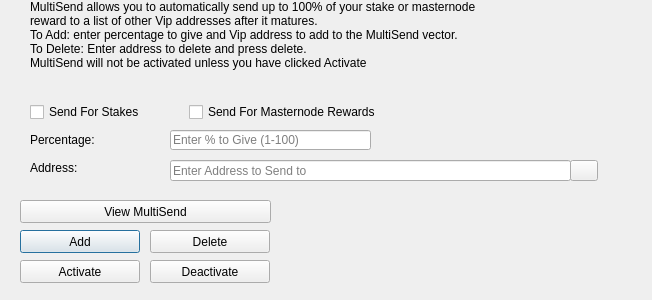
This is src/qt/forms/multisenddialog.ui in vipcore/VIP-OLD as Qt 5 draws it before an edit. The edited form follows.
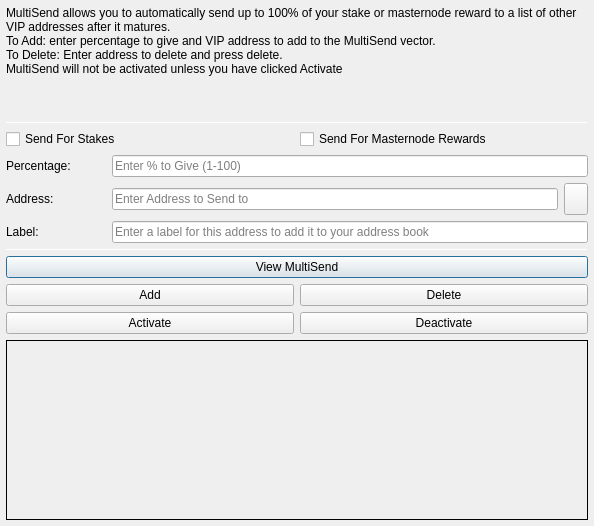
This is the edited form. Icons and pictures are not drawn.

The edit to the form file:
```diff
--- a/src/qt/forms/multisenddialog.ui
+++ b/src/qt/forms/multisenddialog.ui
@@ -9,22 +9,106 @@
    <rect>
     <x>0</x>
     <y>0</y>
-    <width>652</width>
-    <height>300</height>
+    <width>594</width>
+    <height>526</height>
    </rect>
   </property>
   <property name="windowTitle">
    <string>MultiSend</string>
   </property>
+  <layout class="QVBoxLayout" name="verticalLayout" stretch="0">
+   <property name="leftMargin">
+    <number>6</number>
+   </property>
+   <property name="topMargin">
+    <number>6</number>
+   </property>
+   <property name="rightMargin">
+    <number>6</number>
+   </property>
+   <property name="bottomMargin">
+    <number>6</number>
+   </property>
+   <item>
+    <layout class="QVBoxLayout" name="verticalLayout_Main" stretch="1,1,1,0,1,1,1">
+     <item>
+      <widget class="QLabel" name="label_2">
+       <property name="lineWidth">
+        <number>1</number>
+       </property>
+       <property name="text">
+        <string>MultiSend allows you to automatically send up to 100% of your stake or masternode reward to a list of other VIP addresses after it matures.
+To Add: enter percentage to give and VIP address to add to the MultiSend vector.
+To Delete: Enter address to delete and press delete.
+MultiSend will not be activated unless you have clicked Activate</string>
+       </property>
+       <property name="alignment">
+        <set>Qt::AlignLeading|Qt::AlignLeft|Qt::AlignTop</set>
+       </property>
+       <property name="wordWrap">
+        <bool>true</bool>
+       </property>
+      </widget>
+     </item>
+     <item>
+      <widget class="Line" name="line">
+       <property name="minimumSize">
+        <size>
+         <width>0</width>
+         <height>1</height>
+        </size>
+       </property>
+       <property name="maximumSize">
+        <size>
+         <width>16777215</width>
+         <height>1</height>
+        </size>
+       </property>
+       <property name="orientation">
+        <enum>Qt::Horizontal</enum>
+       </property>
+      </widget>
+     </item>
+     <item>
+      <layout class="QVBoxLayout" name="verticalLayout_Settings">
+       <item>
+        <layout class="QHBoxLayout" name="horizontalLayout">
+         <item>
+          <widget class="QCheckBox" name="multiSendStakeCheckBox">
+           <property name="text">
+            <string>Send For Stakes</string>
+           </property>
+          </widget>
+         </item>
+         <item>
+          <widget class="QCheckBox" name="multiSendMasternodeCheckBox">
+           <property name="text">
+            <string>Send For Masternode Rewards</string>
+           </property>
+          </widget>
+         </item>
+        </layout>
+       </item>
+       <item>
+        <layout class="QHBoxLayout" name="horizontalLayout_6">
+         <item>
+          <widget class="QLabel" name="label">
+           <property name="minimumSize">
+            <size>
+             <width>100</width>
+             <height>0</height>
+            </size>
+           </property>
+           <property name="toolTip">
+            <string>Percentage of stake to send</string>
+           </property>
+           <property name="text">
+            <string>Percentage:</string>
+           </property>
+          </widget>
+         </item>
+         <item>
   <widget class="QLineEdit" name="multiSendPercentEdit">
-   <property name="geometry">
-    <rect>
-     <x>170</x>
-     <y>130</y>
-     <width>201</width>
-     <height>20</height>
-    </rect>
-   </property>
    <property name="toolTip">
     <string>Enter whole numbers 1 - 100</string>
    </property>
@@ -32,15 +116,29 @@
     <string>Enter % to Give (1-100)</string>
    </property>
   </widget>
+         </item>
+        </layout>
+       </item>
+       <item>
+        <layout class="QHBoxLayout" name="horizontalLayout_7">
+         <item>
+          <widget class="QLabel" name="label_5">
+           <property name="minimumSize">
+            <size>
+             <width>100</width>
+             <height>0</height>
+            </size>
+           </property>
+           <property name="toolTip">
+            <string>Address to send portion of stake to</string>
+           </property>
+           <property name="text">
+            <string>Address:</string>
+           </property>
+          </widget>
+         </item>
+         <item>
   <widget class="QLineEdit" name="multiSendAddressEdit">
-   <property name="geometry">
-    <rect>
-     <x>170</x>
-     <y>160</y>
-     <width>401</width>
-     <height>21</height>
-    </rect>
-   </property>
    <property name="toolTip">
     <string/>
    </property>
@@ -48,87 +146,14 @@
     <string>Enter Address to Send to</string>
    </property>
   </widget>
-  <widget class="QLabel" name="label_2">
-   <property name="geometry">
-    <rect>
-     <x>30</x>
-     <y>0</y>
-     <width>451</width>
-     <height>121</height>
-    </rect>
-   </property>
-   <property name="lineWidth">
-    <number>1</number>
-   </property>
-   <property name="text">
-    <string>MultiSend allows you to automatically send up to 100% of your stake or masternode reward to a list of other Vip addresses after it matures.
-To Add: enter percentage to give and Vip address to add to the MultiSend vector.
-To Delete: Enter address to delete and press delete.
-MultiSend will not be activated unless you have clicked Activate</string>
-   </property>
-   <property name="alignment">
-    <set>Qt::AlignLeading|Qt::AlignLeft|Qt::AlignTop</set>
-   </property>
-   <property name="wordWrap">
-    <bool>true</bool>
-   </property>
-  </widget>
-  <widget class="QLabel" name="message">
-   <property name="geometry">
-    <rect>
-     <x>290</x>
-     <y>200</y>
-     <width>351</width>
-     <height>91</height>
-    </rect>
-   </property>
-   <property name="text">
-    <string/>
-   </property>
-  </widget>
-  <widget class="QPushButton" name="addButton">
-   <property name="geometry">
-    <rect>
-     <x>20</x>
-     <y>230</y>
-     <width>120</width>
-     <height>23</height>
-    </rect>
-   </property>
-   <property name="toolTip">
-    <string/>
-   </property>
-   <property name="statusTip">
-    <string>Add to MultiSend Vector</string>
-   </property>
-   <property name="text">
-    <string>Add</string>
-   </property>
-  </widget>
-  <widget class="QPushButton" name="disableButton">
-   <property name="geometry">
-    <rect>
-     <x>150</x>
-     <y>260</y>
-     <width>120</width>
-     <height>23</height>
-    </rect>
-   </property>
-   <property name="statusTip">
-    <string>Deactivate MultiSend</string>
-   </property>
-   <property name="text">
-    <string>Deactivate</string>
-   </property>
-  </widget>
-  <widget class="QPushButton" name="addressBookButton">
-   <property name="geometry">
-    <rect>
-     <x>570</x>
-     <y>160</y>
-     <width>28</width>
-     <height>21</height>
-    </rect>
+         </item>
+         <item>
+          <widget class="QToolButton" name="addressBookButton">
+           <property name="maximumSize">
+            <size>
+             <width>16777215</width>
+             <height>32</height>
+            </size>
    </property>
    <property name="toolTip">
     <string>Choose an address from the address book</string>
@@ -143,51 +168,85 @@
    <property name="shortcut">
     <string>Alt+A</string>
    </property>
-   <property name="autoDefault">
-    <bool>false</bool>
-   </property>
-  </widget>
-  <widget class="QLabel" name="label">
-   <property name="geometry">
-    <rect>
-     <x>30</x>
-     <y>130</y>
-     <width>121</width>
-     <height>20</height>
-    </rect>
-   </property>
+          </widget>
+         </item>
+        </layout>
+       </item>
+      </layout>
+     </item>
+     <item>
+      <layout class="QHBoxLayout" name="horizontalLayout_3">
+       <item>
+        <widget class="QLabel" name="label_3">
+         <property name="minimumSize">
+          <size>
+           <width>100</width>
+           <height>0</height>
+          </size>
+         </property>
+         <property name="text">
+          <string>Label:</string>
+         </property>
+        </widget>
+       </item>
+       <item>
+        <widget class="QLineEdit" name="labelAddressLabelEdit">
+         <property name="placeholderText">
+          <string>Enter a label for this address to add it to your address book</string>
+         </property>
+        </widget>
+       </item>
+      </layout>
+     </item>
+     <item>
+      <widget class="Line" name="line_2">
+       <property name="minimumSize">
+        <size>
+         <width>0</width>
+         <height>1</height>
+        </size>
+       </property>
+       <property name="maximumSize">
+        <size>
+         <width>16777215</width>
+         <height>1</height>
+        </size>
+       </property>
+       <property name="orientation">
+        <enum>Qt::Horizontal</enum>
+       </property>
+      </widget>
+     </item>
+     <item>
+      <layout class="QVBoxLayout" name="verticalLayout_Buttons">
+       <item>
+        <layout class="QHBoxLayout" name="horizontalLayout_4">
+         <item>
+          <widget class="QPushButton" name="viewButton">
    <property name="toolTip">
     <string>Percentage of stake to send</string>
    </property>
    <property name="text">
-    <string>Percentage:</string>
-   </property>
-  </widget>
-  <widget class="QLabel" name="label_5">
-   <property name="geometry">
-    <rect>
-     <x>30</x>
-     <y>160</y>
-     <width>111</width>
-     <height>16</height>
-    </rect>
-   </property>
+            <string>View MultiSend</string>
+           </property>
+          </widget>
+         </item>
+        </layout>
+       </item>
+       <item>
+        <layout class="QHBoxLayout" name="horizontalLayout_2">
+         <item>
+          <widget class="QPushButton" name="addButton">
    <property name="toolTip">
     <string>Address to send portion of stake to</string>
    </property>
    <property name="text">
-    <string>Address:</string>
-   </property>
-  </widget>
+            <string>Add</string>
+           </property>
+          </widget>
+         </item>
+         <item>
   <widget class="QPushButton" name="deleteButton">
-   <property name="geometry">
-    <rect>
-     <x>150</x>
-     <y>230</y>
-     <width>120</width>
-     <height>23</height>
-    </rect>
-   </property>
    <property name="toolTip">
     <string/>
    </property>
@@ -198,15 +257,13 @@
     <string>Delete</string>
    </property>
   </widget>
+         </item>
+        </layout>
+       </item>
+       <item>
+        <layout class="QHBoxLayout" name="horizontalLayout_5">
+         <item>
   <widget class="QPushButton" name="activateButton">
-   <property name="geometry">
-    <rect>
-     <x>20</x>
-     <y>260</y>
-     <width>120</width>
-     <height>23</height>
-    </rect>
-   </property>
    <property name="statusTip">
     <string>Activate MultiSend</string>
    </property>
@@ -214,51 +271,55 @@
     <string>Activate</string>
    </property>
   </widget>
-  <widget class="QPushButton" name="viewButton">
-   <property name="geometry">
-    <rect>
-     <x>20</x>
-     <y>200</y>
-     <width>251</width>
-     <height>23</height>
-    </rect>
-   </property>
-   <property name="toolTip">
-    <string/>
-   </property>
+         </item>
+         <item>
+          <widget class="QPushButton" name="disableButton">
    <property name="statusTip">
     <string>View MultiSend Vector</string>
    </property>
    <property name="text">
-    <string>View MultiSend</string>
-   </property>
-  </widget>
-  <widget class="QWidget" name="horizontalLayoutWidget">
-   <property name="geometry">
-    <rect>
-     <x>30</x>
-     <y>100</y>
-     <width>351</width>
-     <height>24</height>
-    </rect>
-   </property>
-   <layout class="QHBoxLayout" name="horizontalLayout">
-    <item>
-     <widget class="QCheckBox" name="multiSendStakeCheckBox">
-      <property name="text">
-       <string>Send For Stakes</string>
-      </property>
-     </widget>
-    </item>
+            <string>Deactivate</string>
+           </property>
+          </widget>
+         </item>
+        </layout>
+       </item>
+      </layout>
+     </item>
     <item>
-     <widget class="QCheckBox" name="multiSendMasternodeCheckBox">
+      <widget class="QLabel" name="message">
+       <property name="minimumSize">
+        <size>
+         <width>0</width>
+         <height>180</height>
+        </size>
+       </property>
+       <property name="frameShape">
+        <enum>QFrame::Panel</enum>
+       </property>
+       <property name="frameShadow">
+        <enum>QFrame::Plain</enum>
+       </property>
+       <property name="lineWidth">
+        <number>1</number>
+       </property>
+       <property name="midLineWidth">
+        <number>1</number>
+       </property>
       <property name="text">
-       <string>Send For Masternode Rewards</string>
-      </property>
+        <string/>
+       </property>
+       <property name="alignment">
+        <set>Qt::AlignLeading|Qt::AlignLeft|Qt::AlignTop</set>
+       </property>
+       <property name="wordWrap">
+        <bool>true</bool>
+       </property>
      </widget>
     </item>
    </layout>
-  </widget>
+   </item>
+  </layout>
  </widget>
  <resources>
   <include location="../vip.qrc"/>
```
Left out of the diff: 16 changed lines with no effect on the pictures. Lines whose indentation alone changed are shown as unchanged.
